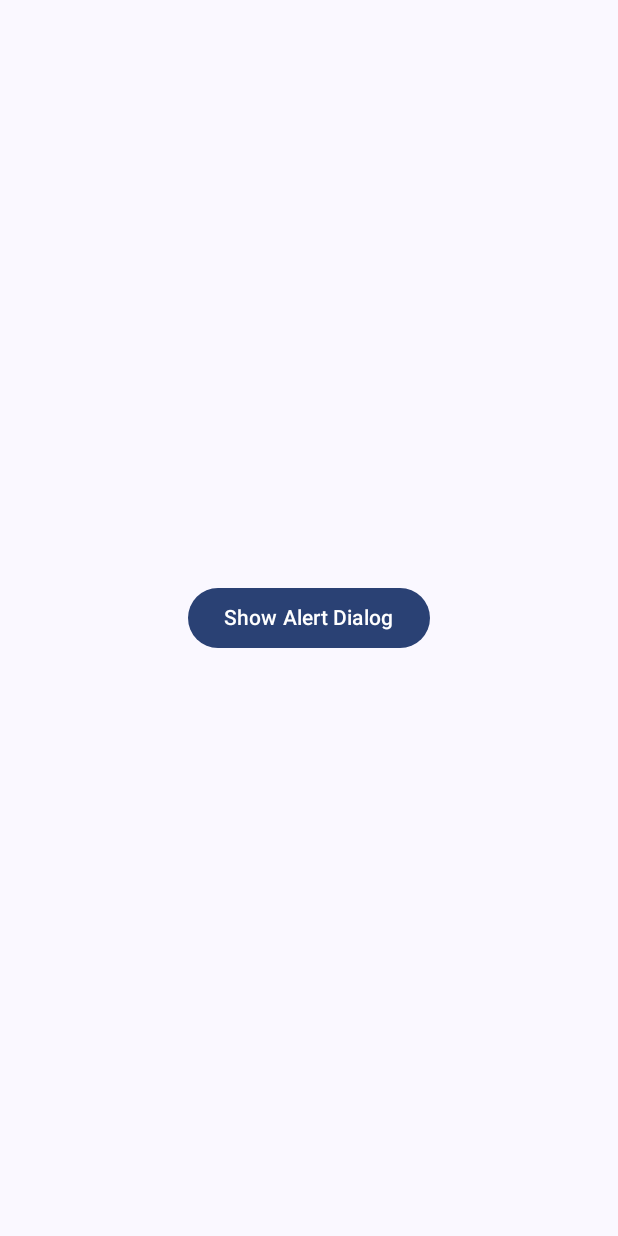
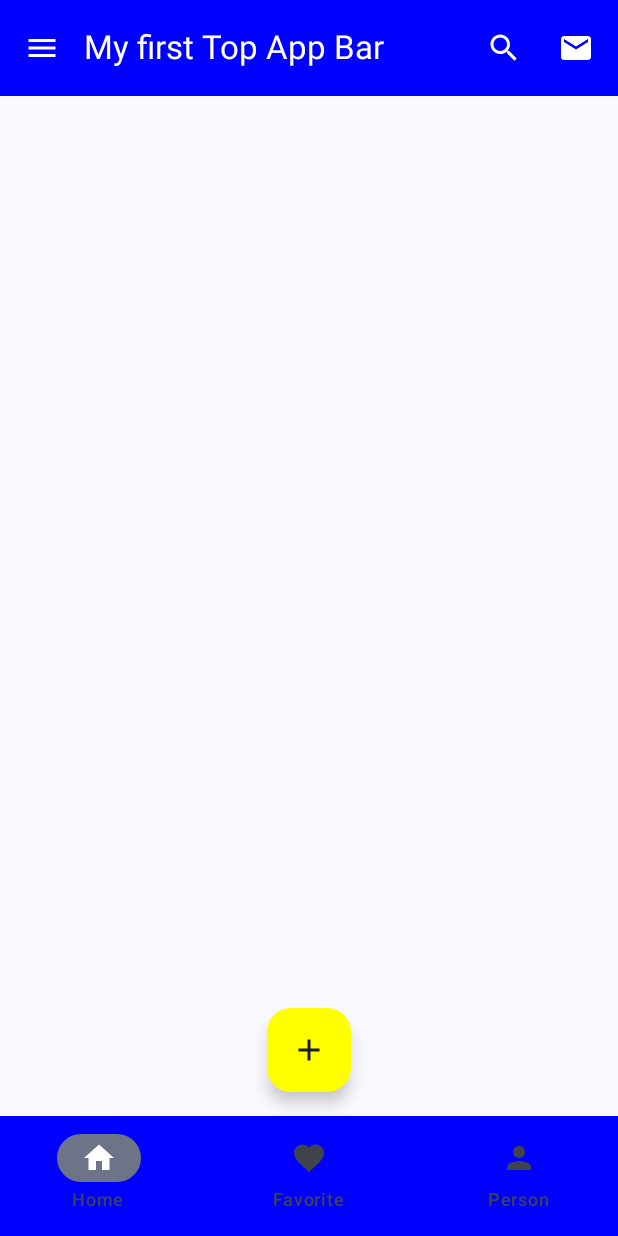
Before and after one commit to RubenNarvaez/JetpackComposCatalog, an Android app built with Jetpack Compose: the screen it shows after launch (MainActivity), on a phone screen of 412 x 824 dp. Run offline under Robolectric (Android 15) with nearby library versions, the phone set to English and light mode, and no system bars.

Commit message:
Added Superhero recycler view, Scaffold,

```diff
--- /dev/null
+++ b/app/src/main/java/com/example/jetpackcomposcatalog/ComposeScaffold.kt
@@ -0,0 +1,184 @@
+@file:OptIn(ExperimentalMaterial3Api::class)
+
+package com.example.jetpackcomposcatalog
+
+import androidx.compose.foundation.clickable
+import androidx.compose.foundation.layout.Column
+import androidx.compose.foundation.layout.fillMaxWidth
+import androidx.compose.foundation.layout.padding
+import androidx.compose.material.icons.Icons
+import androidx.compose.material.icons.filled.Add
+import androidx.compose.material.icons.filled.Email
+import androidx.compose.material.icons.filled.Favorite
+import androidx.compose.material.icons.filled.Home
+import androidx.compose.material.icons.filled.Menu
+import androidx.compose.material.icons.filled.Person
+import androidx.compose.material.icons.filled.Search
+import androidx.compose.material3.DrawerValue
+import androidx.compose.material3.ExperimentalMaterial3Api
+import androidx.compose.material3.FabPosition
+import androidx.compose.material3.FloatingActionButton
+import androidx.compose.material3.Icon
+import androidx.compose.material3.IconButton
+import androidx.compose.material3.ModalDrawerSheet
+import androidx.compose.material3.ModalNavigationDrawer
+import androidx.compose.material3.NavigationBar
+import androidx.compose.material3.NavigationBarItem
+import androidx.compose.material3.Scaffold
+import androidx.compose.material3.SnackbarDuration
+import androidx.compose.material3.SnackbarHost
+import androidx.compose.material3.SnackbarHostState
+import androidx.compose.material3.Text
+import androidx.compose.material3.TopAppBar
+import androidx.compose.material3.TopAppBarDefaults
+import androidx.compose.material3.rememberDrawerState
+import androidx.compose.runtime.Composable
+import androidx.compose.runtime.getValue
+import androidx.compose.runtime.mutableIntStateOf
+import androidx.compose.runtime.remember
+import androidx.compose.runtime.rememberCoroutineScope
+import androidx.compose.runtime.setValue
+import androidx.compose.ui.Modifier
+import androidx.compose.ui.graphics.Color
+import androidx.compose.ui.unit.dp
+import kotlinx.coroutines.launch
+
+//The scaffold is another type of Layout that allows you to put different elements
+@Composable
+fun MyScaffoldExample() {
+    //The scaffold need to save it state, for example with the SnackBar
+    val snackBarHostState = remember { SnackbarHostState() }
+    val coroutineScope = rememberCoroutineScope()
+    val drawerState = rememberDrawerState(initialValue = DrawerValue.Closed)
+
+    ModalNavigationDrawer(
+        drawerState = drawerState,
+        drawerContent = {
+            ModalDrawerSheet {
+                MyDrawer {
+                    coroutineScope.launch { drawerState.apply { close() } }
+                }
+            }
+        }) {
+
+    }
+
+    Scaffold(
+        topBar = {
+            MyTopAppBar(
+                onClickIcon = {
+                    coroutineScope.launch {
+                        snackBarHostState.showSnackbar(
+                            message = "You press $it",
+                            duration = SnackbarDuration.Short
+                        )
+                    }
+                },
+                onClickDrawer = {
+                    coroutineScope.launch {
+                        drawerState.apply { if (isClosed) open() else close() }
+                    }
+                }
+            )
+
+        },
+        bottomBar = { MyBottomNavigation() },
+
+        snackbarHost = {
+            SnackbarHost(hostState = snackBarHostState)
+        },
+        floatingActionButton = { MyFab() },
+        floatingActionButtonPosition = FabPosition.Center,
+
+
+        ) {
+        it
+    }
+}
+
+@Composable
+fun MyFab() {
+    FloatingActionButton(onClick = {}, containerColor = Color.Yellow) {
+        Icon(imageVector = Icons.Default.Add, contentDescription = "Add")
+    }
+}
+
+
+@Composable
+fun MyBottomNavigation() {
+    //For this example we only want one Icon selected at once not all
+    var index by remember { mutableIntStateOf(0) }
+    NavigationBar(containerColor = Color.Blue, contentColor = Color.White, tonalElevation = 8.dp) {
+
+        NavigationBarItem(selected = index == 0, onClick = { index = 0 }, icon = {
+            Icon(imageVector = Icons.Default.Home, contentDescription = "Home")
+        }, label = { Text(text = "Home") })
+
+        NavigationBarItem(selected = index == 1, onClick = { index = 1 }, icon = {
+            Icon(imageVector = Icons.Default.Favorite, contentDescription = "Home")
+        }, label = { Text(text = "Favorite") })
+
+        NavigationBarItem(selected = index == 2, onClick = { index = 2 }, icon = {
+            Icon(imageVector = Icons.Default.Person, contentDescription = "Home")
+        }, label = { Text(text = "Person") })
+    }
+}
+
+
+@OptIn(ExperimentalMaterial3Api::class)
+@Composable
+fun MyTopAppBar(onClickIcon: (String) -> Unit, onClickDrawer: () -> Unit) {
+
+
+    TopAppBar(title = { Text(text = "My first Top App Bar") },
+        colors = TopAppBarDefaults.topAppBarColors(
+            containerColor = Color.Blue,
+            titleContentColor = Color.White,
+            navigationIconContentColor = Color.White,
+            actionIconContentColor = Color.White
+        ),
+        navigationIcon = {
+            IconButton(onClick = { onClickDrawer() }) {
+                Icon(imageVector = Icons.Default.Menu, contentDescription = "Back")
+            }
+        },
+        actions = {
+            IconButton(onClick = { onClickIcon("Search") }) {
+                Icon(imageVector = Icons.Default.Search, contentDescription = "Search")
+            }
+            IconButton(onClick = { onClickIcon("E-mail") }) {
+                Icon(imageVector = Icons.Default.Email, contentDescription = "E-mail")
+            }
+        })
+}
+
+
+@Composable
+fun MyDrawer(onCloseDrawer: () -> Unit) {
+
+    //val optionList = listOf("Option 1", "Option 2", "Option 3", "Option 4", "Option 5")
+    Column(modifier = Modifier.padding(8.dp)) {
+        //optionList.forEach {
+        Text(text = "Option 1",
+            modifier = Modifier
+                .padding(vertical = 8.dp)
+                .fillMaxWidth()
+                .clickable { onCloseDrawer() })
+        Text(text = "Option 2",
+            modifier = Modifier
+                .padding(vertical = 8.dp)
+                .fillMaxWidth()
+                .clickable { onCloseDrawer() })
+        Text(text = "Option 3",
+            modifier = Modifier
+                .padding(vertical = 8.dp)
+                .fillMaxWidth()
+                .clickable { onCloseDrawer() })
+        Text(text = "Option 4",
+            modifier = Modifier
+                .padding(vertical = 8.dp)
+                .fillMaxWidth()
+                .clickable { onCloseDrawer() })
+    }
+
+}
--- a/app/src/main/java/com/example/jetpackcomposcatalog/MainActivity.kt
+++ b/app/src/main/java/com/example/jetpackcomposcatalog/MainActivity.kt
@@ -93,6 +93,7 @@ class MainActivity : ComponentActivity() {
                     }
                     MyActiveAlertDialog(show = show, onDismiss = {show = false}, onConfirm = {show = true})
                     */
+                    /*
                     var show:Boolean by remember {mutableStateOf(false) }
                     Box(modifier = Modifier.fillMaxSize(), contentAlignment = Alignment.Center){
                         Button(onClick = { show = true }) {
@@ -102,6 +103,8 @@ class MainActivity : ComponentActivity() {
                     }
                     MyConfirmationDialog(show=show,
                         onDismiss = { show = false})
+                                           */
+                    MyScaffoldExample()
                 }
             }
         }
```
Also changed, not shown: app/src/main/java/com/example/jetpackcomposcatalog/ComposeRecyclerView.kt (added, +271 -0 lines), app/src/main/java/com/example/jetpackcomposcatalog/Superhero.kt (added, +10 -0 lines), app/src/main/res/drawable/batman.jpg (added), app/src/main/res/drawable/daredevil.jpg (added), app/src/main/res/drawable/flash.png (added), app/src/main/res/drawable/green_lantern.jpg (added), app/src/main/res/drawable/logan.jpg (added), app/src/main/res/drawable/spiderman.jpg (added), app/src/main/res/drawable/thor.jpg (added), app/src/main/res/drawable/wonder_woman.jpg (added).
